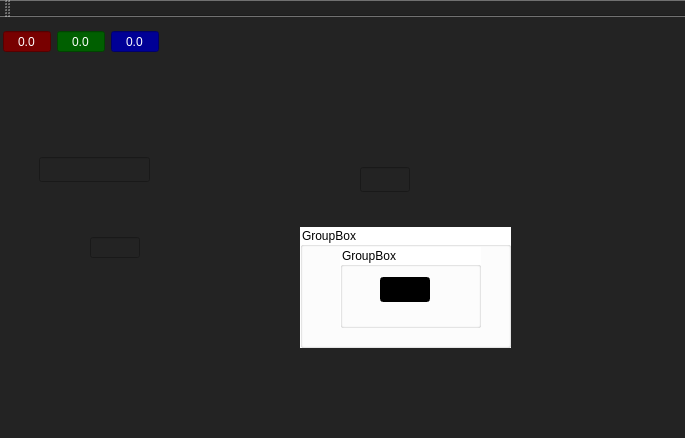
Above: QtPlayground/qtplayground.ui from GueChen/GComponentQtPuginLib before the change. Below: the same form after it.
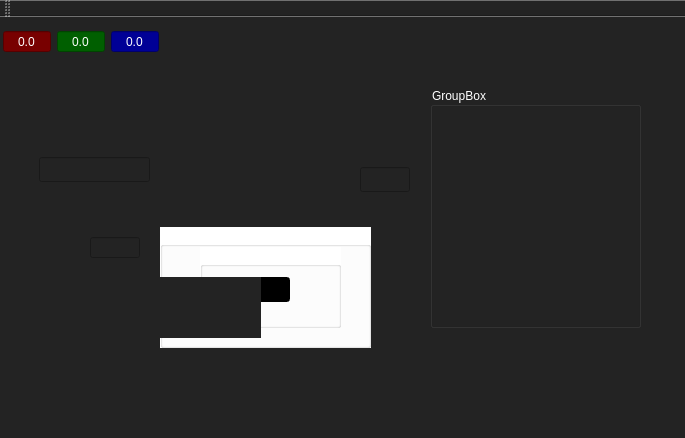
That is the form after the change. Custom widgets are drawn as their Qt base class.

```diff
--- a/QtPlayground/qtplayground.ui
+++ b/QtPlayground/qtplayground.ui
@@ -14,7 +14,8 @@
    <string>QtPlayground</string>
   </property>
   <property name="styleSheet">
-   <string notr="true">background-color: rgb(35, 35, 35);</string>
+   <string notr="true">background-color: rgb(35, 35, 35);
+color: rgb(255, 255, 255);</string>
   </property>
   <widget class="QWidget" name="centralWidget">
    <widget class="DragEdit" name="dragedit">
@@ -174,7 +175,7 @@
    <widget class="QGroupBox" name="groupBox">
     <property name="geometry">
      <rect>
-      <x>300</x>
+      <x>160</x>
       <y>210</y>
       <width>211</width>
       <height>121</height>
@@ -240,6 +241,43 @@
      </rect>
     </property>
    </widget>
+   <widget class="QGroupBox" name="groupBox_3">
+    <property name="geometry">
+     <rect>
+      <x>430</x>
+      <y>70</y>
+      <width>211</width>
+      <height>241</height>
+     </rect>
+    </property>
+    <property name="title">
+     <string>GroupBox</string>
+    </property>
+    <layout class="QVBoxLayout" name="verticalLayout">
+     <item>
+      <widget class="CollapsibleHeader" name="widget" native="true"/>
+     </item>
+     <item>
+      <widget class="CollapsibleHeader" name="widget_2" native="true"/>
+     </item>
+     <item>
+      <widget class="CollapsibleHeader" name="widget_3" native="true"/>
+     </item>
+     <item>
+      <spacer name="verticalSpacer">
+       <property name="orientation">
+        <enum>Qt::Vertical</enum>
+       </property>
+       <property name="sizeHint" stdset="0">
+        <size>
+         <width>20</width>
+         <height>155</height>
+        </size>
+       </property>
+      </spacer>
+     </item>
+    </layout>
+   </widget>
   </widget>
   <widget class="QMenuBar" name="menuBar">
    <property name="geometry">
@@ -293,6 +331,12 @@
    <extends>QWidget</extends>
    <header>custom/vector3_edit.h</header>
   </customwidget>
+  <customwidget>
+   <class>CollapsibleHeader</class>
+   <extends>QWidget</extends>
+   <header location="global">CollapsibleHeader/collapsible_header.h</header>
+   <container>1</container>
+  </customwidget>
  </customwidgets>
  <resources>
   <include location="qtplayground.qrc"/>
```
